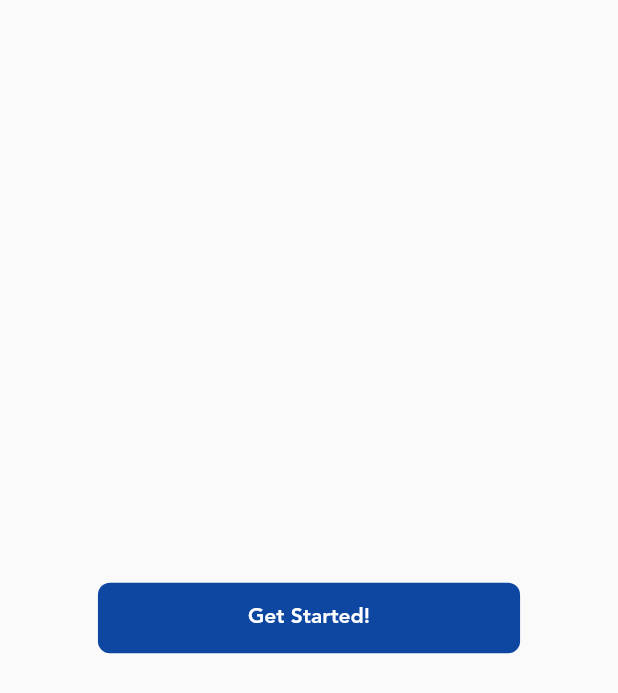
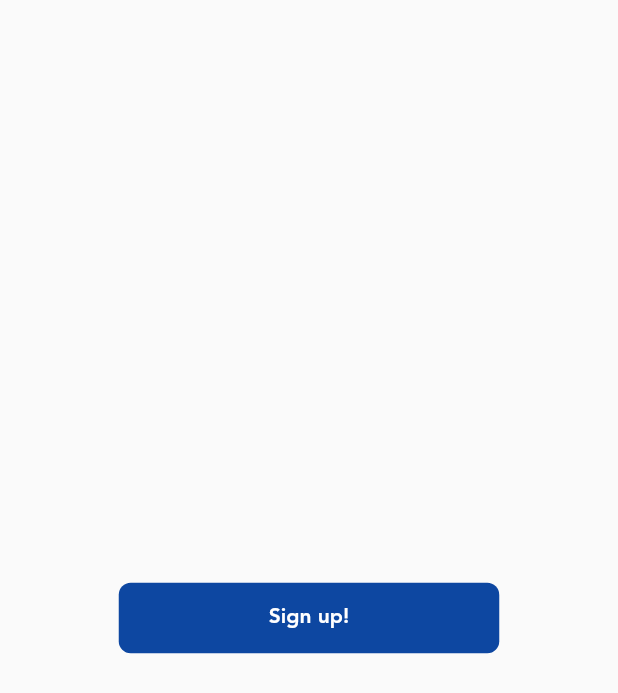
Before and after one commit to drasdoumbia/daily-health, a Flutter app: the screen it shows after launch, on a phone screen of 412 x 824 dp. Shown: the top 693 px of the screen. Run offline on Flutter 3.47's test engine with Material 2 defaults, Android fonts, the phone set to English and light mode, and no system bars.

Commit message:
update: home screen button text changed

```diff
--- a/lib/app.dart
+++ b/lib/app.dart
@@ -12,7 +12,7 @@ class App extends StatelessWidget {
         child: Center(
           child: PrimaryBtn(
             padding: EdgeInsets.symmetric(vertical: 15.0, horizontal: 100.0),
-            btnText: "Get Started!",
+            btnText: "Sign up!",
             press: () {
               Navigator.push(
                 context,
```
